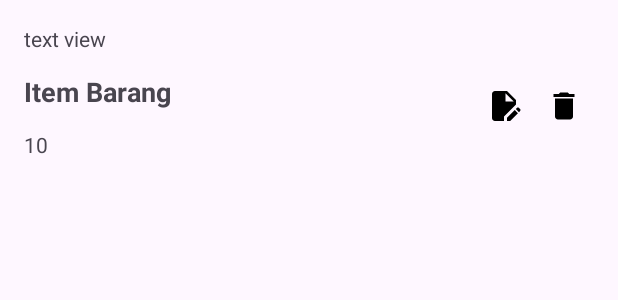
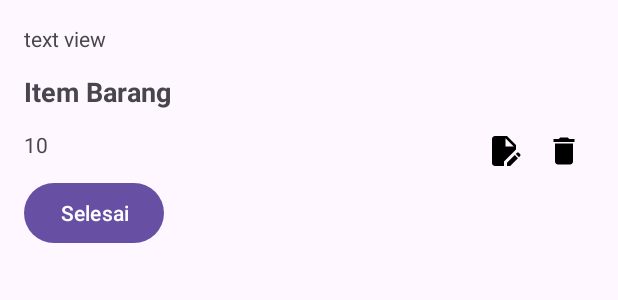
Before and after one commit to BonangS/ROOM_C14220120, an Android app: the layout item_list.xml on its own in the app's theme, with its tools: preview values and no code run, on a phone screen of 412 x 824 dp. Shown: the top 300 px of the screen. Run offline under Robolectric (Android 15) with nearby library versions, the phone set to English and light mode, and no system bars.

Commit message:
PR History Barang

```diff
--- a/app/src/main/res/layout/item_list.xml
+++ b/app/src/main/res/layout/item_list.xml
@@ -1,5 +1,6 @@
 <?xml version="1.0" encoding="utf-8"?>
 <androidx.constraintlayout.widget.ConstraintLayout xmlns:android="http://schemas.android.com/apk/res/android"
+    xmlns:tools="http://schemas.android.com/tools"
     android:layout_width="match_parent"
     android:layout_height="wrap_content"
     xmlns:app="http://schemas.android.com/apk/res-auto"
@@ -54,4 +55,13 @@
         app:layout_constraintTop_toBottomOf="@id/tvTanggal"
         app:layout_constraintBottom_toBottomOf="parent" />
 
+    <Button
+        android:id="@+id/btnSelesai"
+        android:layout_width="wrap_content"
+        android:layout_height="wrap_content"
+        android:layout_marginTop="12dp"
+        android:text="Selesai"
+        app:layout_constraintStart_toStartOf="@+id/tvJumlahBarang"
+        app:layout_constraintTop_toBottomOf="@+id/tvJumlahBarang" />
+
 </androidx.constraintlayout.widget.ConstraintLayout>
```
Also changed, not shown: app/src/main/java/c14220120/roombaru/adapterDaftar.kt (+21 -1 lines).
